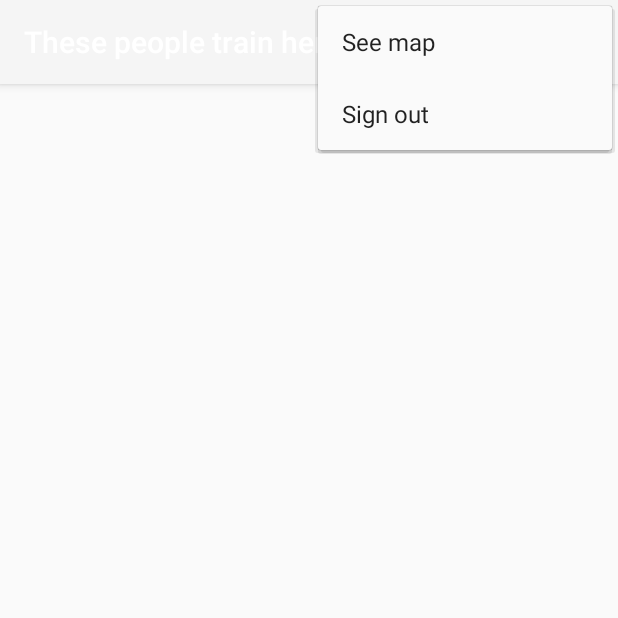
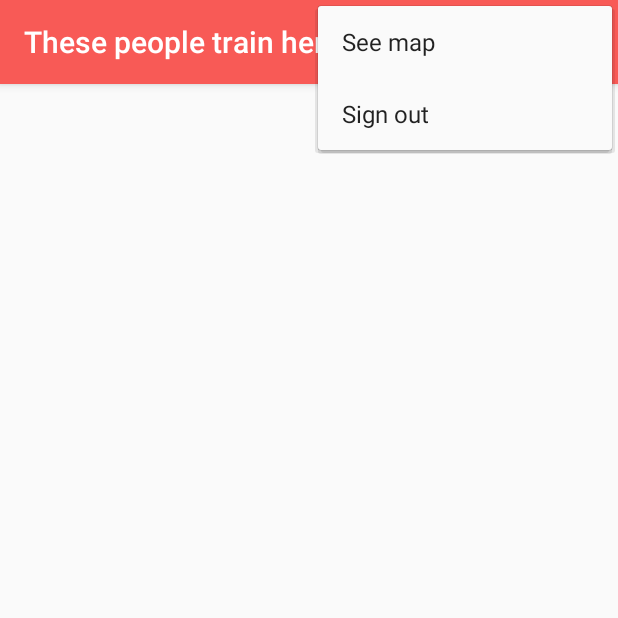
Before and after one commit to octaviangrozman/aarhus-fitness, an Android app: the PeopleTrainingActivity screen opened directly, with no data from a screen before it, with the options menu open, on a phone screen of 412 x 824 dp, the top half of it. Run offline under Robolectric (Android 15) with nearby library versions, the phone set to English and light mode, and no system bars; our stand-ins replace Firebase (no records; nobody signed in at launch, a user with empty details on screens opened directly).

Commit message:
Toolbar in PeopleTrainingActivity fixed

```diff
--- a/app/src/main/res/layout/activity_people_training.xml
+++ b/app/src/main/res/layout/activity_people_training.xml
@@ -7,9 +7,7 @@
     <android.support.design.widget.AppBarLayout
         android:layout_width="match_parent"
         android:layout_height="wrap_content"
-        android:background="@color/colorPrimary"
-        android:backgroundTint="@color/colorPrimary"
-        android:theme="@style/AppTheme.AppBarOverlay">
+        android:theme="@style/Toolbar">
 
         <android.support.v7.widget.Toolbar
             android:id="@+id/toolbar"
--- a/app/src/main/res/values/styles.xml
+++ b/app/src/main/res/values/styles.xml
@@ -11,6 +11,12 @@
     <style name="AppTheme.NoActionBar">
         <item name="windowActionBar">false</item>
         <item name="windowNoTitle">true</item>
+    </style>
+
+    <style name="Toolbar">
+        <item name="colorPrimary">@color/colorPrimary</item>
+        <item name="colorControlNormal">@color/white</item>
+        <item name="android:textColorPrimary">@color/white</item>
     </style>
 
     <style name="AppTheme.AppBarOverlay" parent="ThemeOverlay.AppCompat.Dark.ActionBar" />
```
